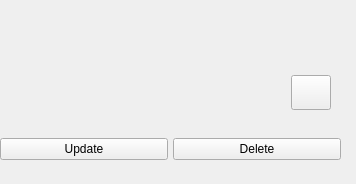
The window that src/UI/custom_widgets/showservicewidget.ui (Kracocks/ToolBox) describes before a commit, drawn with Qt 5.
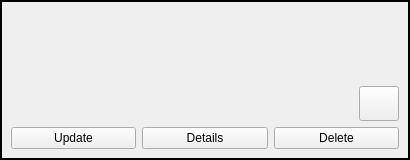
The same window after the commit. Icons and pictures are not drawn.

What changed in the file:
```diff
--- a/src/UI/custom_widgets/showservicewidget.ui
+++ b/src/UI/custom_widgets/showservicewidget.ui
@@ -2,62 +2,20 @@
 <ui version="4.0">
  <class>ShowServiceWidget</class>
  <widget class="QWidget" name="ShowServiceWidget">
-  <property name="enabled">
-   <bool>true</bool>
-  </property>
   <property name="geometry">
    <rect>
     <x>0</x>
     <y>0</y>
-    <width>356</width>
-    <height>184</height>
+    <width>410</width>
+    <height>160</height>
    </rect>
   </property>
-  <property name="minimumSize">
-   <size>
-    <width>350</width>
-    <height>180</height>
-   </size>
-  </property>
-  <property name="windowTitle">
-   <string>Form</string>
-  </property>
-  <widget class="QWidget" name="layoutWidget">
-   <property name="geometry">
-    <rect>
-     <x>0</x>
-     <y>0</y>
-     <width>341</width>
-     <height>193</height>
-    </rect>
+  <property name="styleSheet">
+   <string notr="true">#ShowServiceWidget {border: 2px solid black;}</string>
    </property>
    <layout class="QVBoxLayout" name="vb_show_input_widget">
-    <property name="spacing">
-     <number>5</number>
-    </property>
-    <property name="sizeConstraint">
-     <enum>QLayout::SetDefaultConstraint</enum>
-    </property>
-    <property name="leftMargin">
-     <number>0</number>
-    </property>
-    <property name="topMargin">
-     <number>10</number>
-    </property>
-    <property name="rightMargin">
-     <number>0</number>
-    </property>
-    <property name="bottomMargin">
-     <number>10</number>
-    </property>
     <item>
      <widget class="QLabel" name="service_name">
-      <property name="sizePolicy">
-       <sizepolicy hsizetype="Minimum" vsizetype="Maximum">
-        <horstretch>0</horstretch>
-        <verstretch>0</verstretch>
-       </sizepolicy>
-      </property>
       <property name="text">
        <string>&lt;service name&gt;</string>
       </property>
@@ -71,26 +29,8 @@
     </item>
     <item>
      <layout class="QHBoxLayout" name="hb_url">
-      <property name="leftMargin">
-       <number>10</number>
-      </property>
-      <property name="topMargin">
-       <number>0</number>
-      </property>
-      <property name="rightMargin">
-       <number>10</number>
-      </property>
       <item>
        <widget class="QLabel" name="service_url">
-        <property name="sizePolicy">
-         <sizepolicy hsizetype="Minimum" vsizetype="Maximum">
-          <horstretch>0</horstretch>
-          <verstretch>0</verstretch>
-         </sizepolicy>
-        </property>
-        <property name="whatsThis">
-         <string>service url what's this</string>
-        </property>
         <property name="text">
          <string>&lt;service url&gt;</string>
         </property>
@@ -158,8 +98,8 @@
      <layout class="QHBoxLayout" name="hb_edit">
       <item>
        <widget class="QPushButton" name="update_btn">
-        <property name="enabled">
-         <bool>true</bool>
+       <property name="cursor">
+        <cursorShape>PointingHandCursor</cursorShape>
         </property>
         <property name="text">
          <string>Update</string>
@@ -168,30 +108,26 @@
          <iconset theme="view-refresh">
           <normaloff>.</normaloff>.</iconset>
         </property>
-        <property name="checkable">
-         <bool>false</bool>
-        </property>
-        <property name="checked">
-         <bool>false</bool>
-        </property>
-        <property name="autoExclusive">
-         <bool>false</bool>
-        </property>
-        <property name="autoDefault">
-         <bool>false</bool>
-        </property>
-        <property name="default">
-         <bool>false</bool>
-        </property>
-        <property name="flat">
-         <bool>false</bool>
+      </widget>
+     </item>
+     <item>
+      <widget class="QPushButton" name="details_btn">
+       <property name="cursor">
+        <cursorShape>PointingHandCursor</cursorShape>
+       </property>
+       <property name="text">
+        <string>Details</string>
+       </property>
+       <property name="icon">
+        <iconset>
+         <normaloff>../../../data/custom_icons/view_details_icon.png</normaloff>../../../data/custom_icons/view_details_icon.png</iconset>
         </property>
        </widget>
       </item>
       <item>
        <widget class="QPushButton" name="delete_btn">
-        <property name="enabled">
-         <bool>true</bool>
+       <property name="cursor">
+        <cursorShape>PointingHandCursor</cursorShape>
         </property>
         <property name="text">
          <string>Delete</string>
@@ -200,30 +136,11 @@
          <iconset theme="edit-clear">
           <normaloff>.</normaloff>.</iconset>
         </property>
-        <property name="checkable">
-         <bool>false</bool>
-        </property>
-        <property name="checked">
-         <bool>false</bool>
-        </property>
-        <property name="autoExclusive">
-         <bool>false</bool>
-        </property>
-        <property name="autoDefault">
-         <bool>false</bool>
-        </property>
-        <property name="default">
-         <bool>false</bool>
-        </property>
-        <property name="flat">
-         <bool>false</bool>
-        </property>
        </widget>
       </item>
      </layout>
     </item>
    </layout>
-  </widget>
  </widget>
  <resources/>
  <connections/>
```
Left out of the diff: 9 changed lines with no effect on the pictures. Lines whose indentation alone changed are shown as unchanged.
